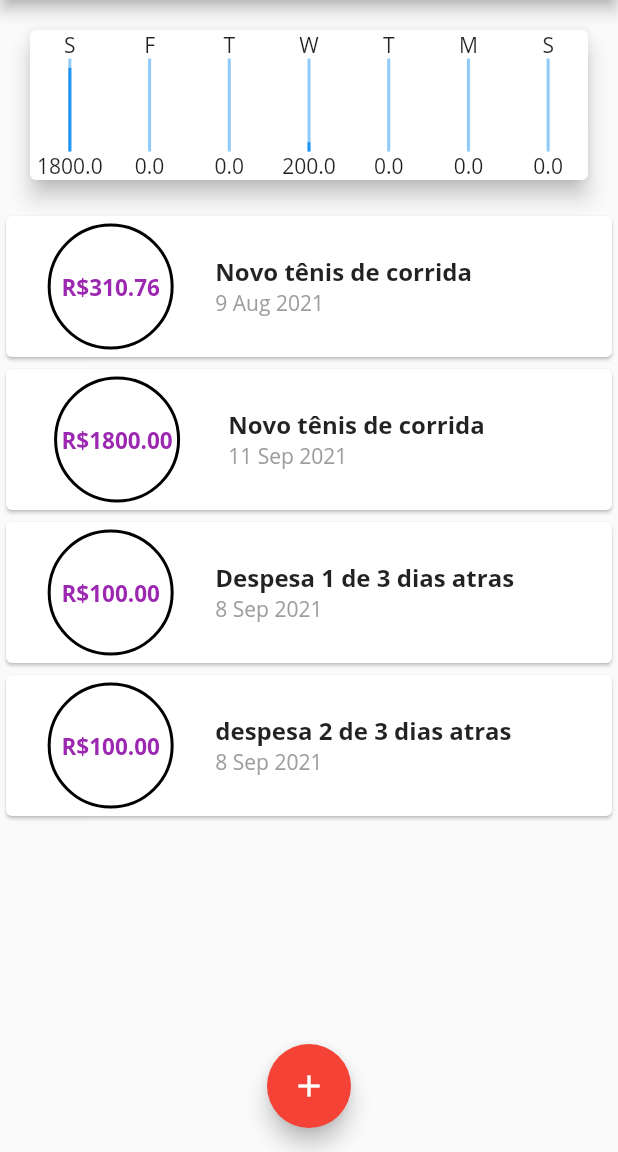
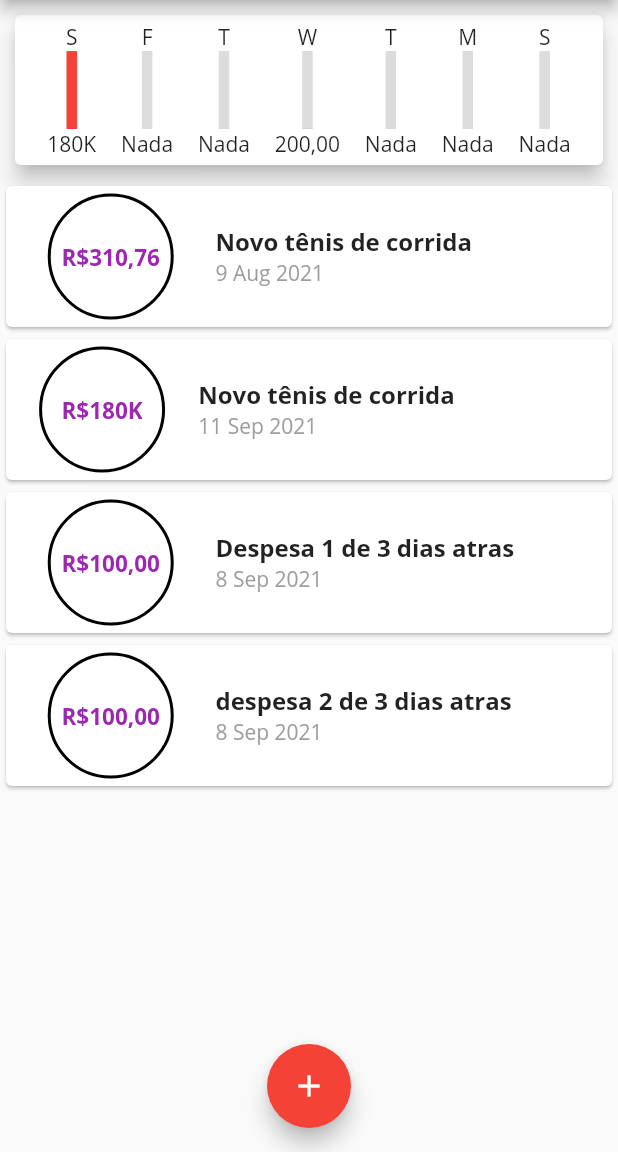
Before and after one commit to EuHigorBarbosa/HBM, a Flutter app: the screen it shows after launch, on a phone screen of 412 x 824 dp, the part 84-1236 px from its top. Run offline on Flutter 3.47's test engine with Material 2 defaults, Android fonts, the phone set to English and light mode, and no system bars.

Commit message:
Chart Complete

```diff
--- a/lib/chart.dart
+++ b/lib/chart.dart
@@ -30,6 +30,7 @@ class Chart extends StatelessWidget {
 
         print('A letra do dia é: ${DateFormat.E().format(weekDay)[0]}');
         print('O valor da soma do dia é: $totalSum');
+
         return {
           'day': DateFormat.E().format(weekDay)[0], //pega a primeira letra
           'value': totalSum,
@@ -42,6 +43,27 @@ class Chart extends StatelessWidget {
     return groupedTransactions.fold(0.0, (sum, tr) {
       return sum + (tr['value'] as double);
     });
+  }
+
+  dynamic majorNumber = NumberFormat.compact();
+  dynamic formatTresMaisDois = NumberFormat('##0.00', 'pt_BR');
+  dynamic formatQuatroMaisUm = NumberFormat('#,##0.0', 'pt_BR');
+  dynamic formatCincoMaisZero = NumberFormat('####0', 'pt_BR');
+
+  String formatedDoubledValue(double value) {
+    if (value > 99999) {
+      return majorNumber.format(double.tryParse(value.toStringAsFixed(0)));
+    } else if (value > 9999.9) {
+      return formatCincoMaisZero
+          .format(double.tryParse(value.toStringAsFixed(0)));
+    } else if (value > 999.99) {
+      return formatQuatroMaisUm
+          .format(double.tryParse(value.toStringAsFixed(1)));
+    } else if (value > 0) {
+      return formatTresMaisDois
+          .format(double.tryParse(value.toStringAsFixed(2)));
+    } else
+      return 'Nada';
   }
   // List<double> get proporsionalReturn {
   //   return List.generate(7, (index) {
@@ -84,13 +106,15 @@ na 0 sermpre hoje now -6
 
     return Card(
       elevation: 6,
-      margin: EdgeInsets.all(20),
+      margin: EdgeInsets.all(10),
       child: Container(
         height: 100,
+        child: Padding(
+          padding: const EdgeInsets.all(5.0),
           child: Row(
+            mainAxisAlignment: MainAxisAlignment.spaceEvenly,
             children: [
-            Expanded(
-              child: Column(
+              Column(
                 mainAxisAlignment: MainAxisAlignment.center,
                 children: <Widget>[
                   Text('${groupedTransactions[0]['day']}'),
@@ -98,17 +122,18 @@ na 0 sermpre hoje now -6
                       child: RotatedBox(
                     quarterTurns: 3,
                     child: LinearProgressIndicator(
+                      backgroundColor: Color.fromRGBO(220, 220, 220, 1),
+                      color: Theme.of(context).primaryColor,
                       value: (groupedTransactions[0]['value'] as double) /
                           _weekTotalValue,
-                      minHeight: 2,
+                      minHeight: 7,
                     ), // Is supposed to extend as far as possible
                   )),
-                  Text('${groupedTransactions[0]['value']}'),
+                  Text(formatedDoubledValue(
+                      groupedTransactions[0]['value'] as double)),
                 ],
               ),
-            ),
-            Expanded(
-              child: Column(
+              Column(
                 mainAxisAlignment: MainAxisAlignment.center,
                 children: <Widget>[
                   Text('${groupedTransactions[1]['day']}'),
@@ -116,17 +141,18 @@ na 0 sermpre hoje now -6
                       child: RotatedBox(
                     quarterTurns: 3,
                     child: LinearProgressIndicator(
+                      backgroundColor: Color.fromRGBO(220, 220, 220, 1),
+                      color: Theme.of(context).primaryColor,
                       value: (groupedTransactions[1]['value'] as double) /
                           _weekTotalValue,
-                      minHeight: 2,
+                      minHeight: 7,
                     ), // Is supposed to extend as far as possible
                   )),
-                  Text('${groupedTransactions[1]['value']}'),
+                  Text(formatedDoubledValue(
+                      groupedTransactions[1]['value'] as double)),
                 ],
               ),
-            ),
-            Expanded(
-              child: Column(
+              Column(
                 mainAxisAlignment: MainAxisAlignment.center,
                 children: <Widget>[
                   Text('${groupedTransactions[2]['day']}'),
@@ -134,16 +160,19 @@ na 0 sermpre hoje now -6
                       child: RotatedBox(
                     quarterTurns: 3,
                     child: LinearProgressIndicator(
+                      backgroundColor: Color.fromRGBO(220, 220, 220, 1),
+                      color: Theme.of(context).primaryColor,
                       value: (groupedTransactions[2]['value'] as double) /
                           _weekTotalValue,
-                      minHeight: 2,
+                      minHeight: 7,
                     ), // Is supposed to extend as far as possible
                   )),
-                  Text('${groupedTransactions[2]['value']}'),
+                  Text(formatedDoubledValue(
+                      groupedTransactions[2]['value'] as double)),
                 ],
               ),
-            ),
-            Expanded(
+              Flexible(
+                fit: FlexFit.loose,
                 child: Column(
                   mainAxisAlignment: MainAxisAlignment.center,
                   children: <Widget>[
@@ -152,17 +181,19 @@ na 0 sermpre hoje now -6
                         child: RotatedBox(
                       quarterTurns: 3,
                       child: LinearProgressIndicator(
+                        backgroundColor: Color.fromRGBO(220, 220, 220, 1),
+                        color: Theme.of(context).primaryColor,
                         value: (groupedTransactions[3]['value'] as double) /
                             _weekTotalValue,
-                      minHeight: 2,
+                        minHeight: 7,
                       ), // Is supposed to extend as far as possible
                     )),
-                  Text('${groupedTransactions[3]['value']}'),
+                    Text(formatedDoubledValue(
+                        groupedTransactions[3]['value'] as double)),
                   ],
                 ),
               ),
-            Expanded(
-              child: Column(
+              Column(
                 mainAxisAlignment: MainAxisAlignment.center,
                 children: <Widget>[
                   Text('${groupedTransactions[4]['day']}'),
@@ -170,17 +201,18 @@ na 0 sermpre hoje now -6
                       child: RotatedBox(
                     quarterTurns: 3,
                     child: LinearProgressIndicator(
+                      backgroundColor: Color.fromRGBO(220, 220, 220, 1),
+                      color: Theme.of(context).primaryColor,
                       value: (groupedTransactions[4]['value'] as double) /
                           _weekTotalValue,
-                      minHeight: 2,
+                      minHeight: 7,
                     ), // Is supposed to extend as far as possible
                   )),
-                  Text('${groupedTransactions[4]['value']}'),
+                  Text(formatedDoubledValue(
+                      groupedTransactions[4]['value'] as double)),
                 ],
               ),
-            ),
-            Expanded(
-              child: Column(
+              Column(
                 mainAxisAlignment: MainAxisAlignment.center,
                 children: <Widget>[
                   Text('${groupedTransactions[5]['day']}'),
@@ -188,17 +220,18 @@ na 0 sermpre hoje now -6
                       child: RotatedBox(
                     quarterTurns: 3,
                     child: LinearProgressIndicator(
+                      backgroundColor: Color.fromRGBO(220, 220, 220, 1),
+                      color: Theme.of(context).primaryColor,
                       value: (groupedTransactions[5]['value'] as double) /
                           _weekTotalValue,
-                      minHeight: 2,
+                      minHeight: 7,
                     ), // Is supposed to extend as far as possible
                   )),
-                  Text('${groupedTransactions[5]['value']}'),
+                  Text(formatedDoubledValue(
+                      groupedTransactions[5]['value'] as double)),
                 ],
               ),
-            ),
-            Expanded(
-              child: Column(
+              Column(
                 mainAxisAlignment: MainAxisAlignment.center,
                 children: <Widget>[
                   Text('${groupedTransactions[6]['day']}'),
@@ -206,16 +239,19 @@ na 0 sermpre hoje now -6
                       child: RotatedBox(
                     quarterTurns: 3,
                     child: LinearProgressIndicator(
+                      backgroundColor: Color.fromRGBO(220, 220, 220, 1),
+                      color: Theme.of(context).primaryColor,
                       value: (groupedTransactions[6]['value'] as double) /
                           _weekTotalValue,
-                      minHeight: 2,
+                      minHeight: 7,
                     ), // Is supposed to extend as far as possible
                   )),
-                  Text('${groupedTransactions[6]['value']}'),
+                  Text(formatedDoubledValue(
+                      groupedTransactions[6]['value'] as double)),
                 ],
               ),
+            ],
           ),
-          ],
         ),
       ),
     );
--- a/lib/main.dart
+++ b/lib/main.dart
@@ -55,7 +55,7 @@ class MyHomePage extends StatefulWidget {
 }
 
 class _MyHomePageState extends State<MyHomePage> {
-  final List<Transaction> _transactionsList = [
+  final List<Transaction> _transactionListBancoDeDadosInicial = [
     Transaction(
         date: DateTime.now().subtract(Duration(days: 33)),
         id: 't0',
@@ -65,7 +65,7 @@ class _MyHomePageState extends State<MyHomePage> {
         date: DateTime.now(),
         id: 't1',
         title: 'Novo tênis de corrida',
-        value: 1800),
+        value: 180000),
     Transaction(
       date: DateTime.now().subtract(Duration(days: 3)),
       id: 't2',
@@ -84,7 +84,7 @@ class _MyHomePageState extends State<MyHomePage> {
 //componente chart. A ideia é filtrar...de todas as transações que existem
 //eu mostrarei apenas as dos ultimos 7 dias.
   List<Transaction> get _recentTransactions {
-    return _transactionsList.where((element) {
+    return _transactionListBancoDeDadosInicial.where((element) {
       return element.date.isAfter(DateTime.now().subtract(
         Duration(days: 7),
         //Se a data for depois de uma data subtraida de 7 dias, então
@@ -104,7 +104,7 @@ class _MyHomePageState extends State<MyHomePage> {
     //? --- Esse set serve para atualizar o estado do componente stateful que é o TransactionUser
     //? -- Logicamente será chamado depois de haver sido criado um objeto do tipo List<Transaction>
     setState(() {
-      _transactionsList.add(newTransaction);
+      _transactionListBancoDeDadosInicial.add(newTransaction);
     });
     //Aqui há uma modificação do atributo da classe _TransactionUserState por meio de
     //uma adição.
@@ -155,7 +155,9 @@ class _MyHomePageState extends State<MyHomePage> {
         children: <Widget>[
           Chart(recentTransaction: _recentTransactions),
           //* =============== Eixo PRINCIPAL DOS CARDS dentro de Column ============
-          TransactionList(transactionsInsertedForRendering: _transactionsList),
+          TransactionList(
+              transactionsInsertedForRendering:
+                  _transactionListBancoDeDadosInicial),
         ],
       ),
       floatingActionButton: FloatingActionButton(
--- a/lib/transaction.dart
+++ b/lib/transaction.dart
@@ -1,8 +1,14 @@
+import 'package:intl/intl.dart';
+
 class Transaction {
   final String id;
   final String title;
   final double value;
   final DateTime date;
+  dynamic majorNumber = NumberFormat.compact();
+  dynamic formatTresMaisDois = NumberFormat('##0.00', 'pt_BR');
+  dynamic formatQuatroMaisUm = NumberFormat('#,##0.0', 'pt_BR');
+  dynamic formatCincoMaisZero = NumberFormat('####0', 'pt_BR');
 
   Transaction({
     required this.date,
@@ -10,4 +16,20 @@ class Transaction {
     required this.title,
     required this.value,
   });
+
+  String get formatedStringValue {
+    if (value > 99999) {
+      return majorNumber.format(double.tryParse(value.toStringAsFixed(0)));
+    } else if (value > 9999.9) {
+      return formatCincoMaisZero
+          .format(double.tryParse(value.toStringAsFixed(0)));
+    } else if (value > 999.99) {
+      return formatQuatroMaisUm
+          .format(double.tryParse(value.toStringAsFixed(1)));
+    } else if (value > 0) {
+      return formatTresMaisDois
+          .format(double.tryParse(value.toStringAsFixed(2)));
+    } else
+      return 'NaN';
+  }
 }
--- a/lib/transaction_form.dart
+++ b/lib/transaction_form.dart
@@ -1,4 +1,5 @@
 import 'package:flutter/material.dart';
+import 'package:flutter/widgets.dart';
 
 class TransactionForm extends StatefulWidget {
   final void Function(String, double) funcaoAddNewTransactionOnSubmitUser;
@@ -55,10 +56,24 @@ class _TransactionFormState extends State<TransactionForm> {
                 controller: titleController,
                 autofocus: true,
                 onSubmitted: (_) => _submitForm(),
-                decoration: InputDecoration(labelText: 'Digite o Título'),
+                decoration: InputDecoration(
+                  // border: UnderlineInputBorder(
+                  //   borderSide: BorderSide(color: Colors.green, width: 3.0),
+                  // ),
+                  focusedBorder: UnderlineInputBorder(
+                    borderSide: BorderSide(color: Colors.yellow, width: 7.0),
+                  ),
+                  enabledBorder: UnderlineInputBorder(
+                    borderSide: BorderSide(color: Colors.green, width: 3.0),
+                  ),
+                  labelText: 'Digite o Título',
+
+                  //enabledBorder: OutlineInputBorder(),
+                ),
               ),
               TextField(
                 style: Theme.of(context).textTheme.headline6,
+
                 //onChanged: (newValue) => value = newValue,
                 controller: valueController,
                 onSubmitted: (value) => _submitForm(),
@@ -67,9 +82,13 @@ class _TransactionFormState extends State<TransactionForm> {
                 keyboardType: TextInputType.numberWithOptions(decimal: true),
                 //Esse comando cria o teclado númerico e faz com que funcione tanto
                 //no android quantono ios
-                decoration: InputDecoration(labelText: 'Digite o valor (R\$)'),
+                decoration: InputDecoration(
+                  labelText: 'Digite o valor (R\$)',
                 ),
-              Row(
+              ),
+              Padding(
+                padding: const EdgeInsets.all(8.0),
+                child: Row(
                   mainAxisAlignment: MainAxisAlignment.end,
                   children: [
                     ElevatedButton(
@@ -77,6 +96,7 @@ class _TransactionFormState extends State<TransactionForm> {
                       child: Text('Nova Transação'),
                     ),
                   ],
+                ),
               )
             ],
           ),
--- a/lib/transaction_list.dart
+++ b/lib/transaction_list.dart
@@ -24,11 +24,11 @@ class TransactionList extends StatelessWidget {
                   Padding(
                     padding: const EdgeInsets.all(0),
                     child: Image.asset('assets/images/hhh.jpg'),
+                    //caso não tenha elemento dentro do transactionList a imagem deve aparecer
                   )
                 ],
               )
             : ListView.builder(
-                //caso não tenha elemento dentro do transactionList a imagem deve aparecer
                 itemCount: transactionsInsertedForRendering.length,
                 itemBuilder: (ctx, index) {
                   final tr = transactionsInsertedForRendering[index];
@@ -49,7 +49,7 @@ class TransactionList extends StatelessWidget {
                       padding: EdgeInsets.all(30),
                       // ================   NUMEROS DO PREÇO  =======
                       child: Text(
-                        'R\$${tr.value.toStringAsFixed(2)}',
+                        'R\$${tr.formatedStringValue}',
                         style: TextStyle(
                           fontWeight: FontWeight.bold,
                           fontSize: 15,
```
Lines whose indentation alone changed are shown as unchanged.
